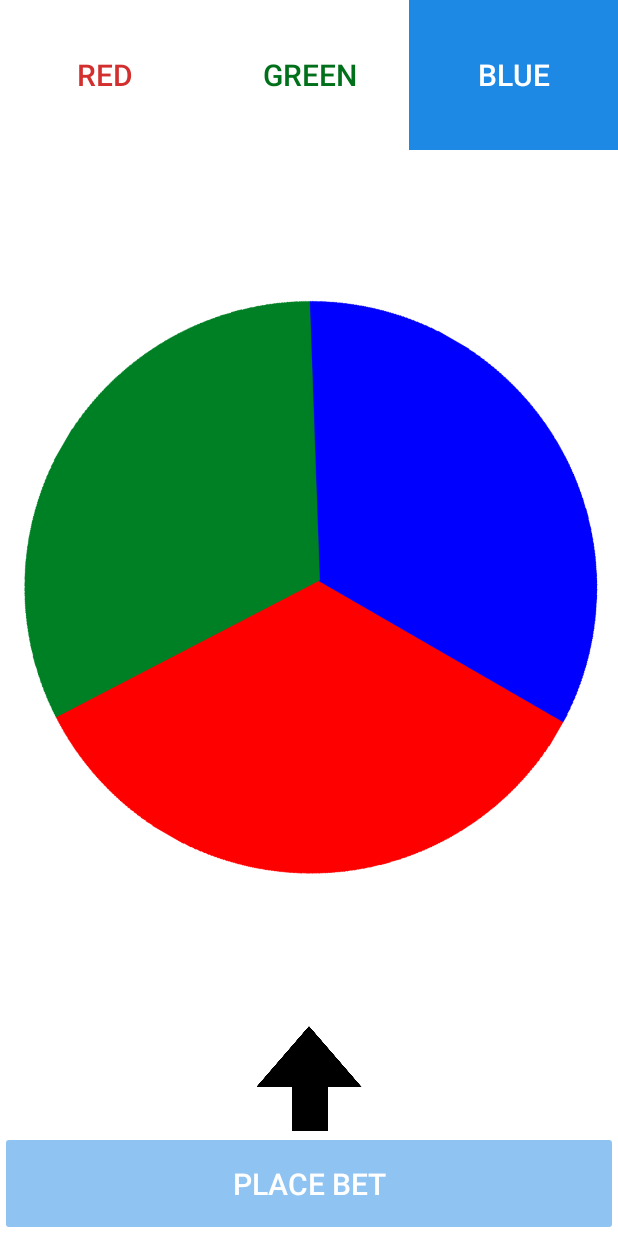
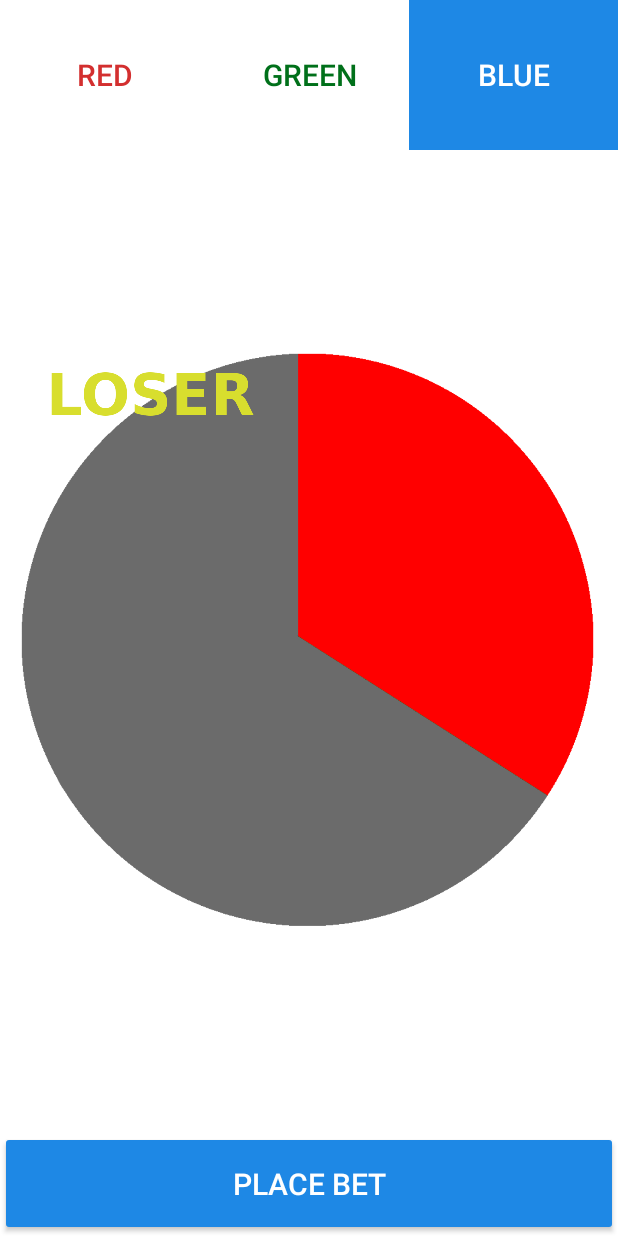
Before and after one commit to dviruri/HackWeek, an Android app: the MainActivity screen opened directly, with no data from a screen before it, after a tap on "PLACE BET", on a phone screen of 412 x 824 dp. Run offline under Robolectric (Android 15) with nearby library versions, the phone set to English and light mode, and no system bars; 3 statements that could not run were skipped; 3 other taps on this screen came first.

Commit message:
Final Version 1.2

```diff
--- a/app/src/main/java/com/microfocus/gamblebuddy/MainActivity.java
+++ b/app/src/main/java/com/microfocus/gamblebuddy/MainActivity.java
@@ -6,33 +6,39 @@ import android.bluetooth.BluetoothDevice;
 import android.bluetooth.BluetoothSocket;
 import android.content.DialogInterface;
 import android.content.Intent;
-import android.graphics.Bitmap;
-import android.graphics.BitmapFactory;
+import android.media.AudioManager;
+import android.media.SoundPool;
 import android.os.AsyncTask;
 import android.os.Bundle;
 import android.support.v7.app.AlertDialog;
 import android.support.v7.app.AppCompatActivity;
-import android.view.LayoutInflater;
 import android.view.View;
-import android.view.Window;
 import android.view.animation.Animation;
 import android.view.animation.AnimationUtils;
 import android.widget.Button;
 import android.widget.ImageView;
-import android.widget.LinearLayout;
 
 import java.io.InputStream;
 import java.io.OutputStream;
 import java.util.Set;
 import java.util.UUID;
 
-import static java.lang.Thread.sleep;
-
 public class MainActivity extends AppCompatActivity {
 
 
-private int[] _alertDialogs = new int[] {R.layout.winner_dialog_red,R.layout.winner_dialog_green,R.layout.winner_dialog_blue,R.layout.loser_dialog_red,R.layout.loser_dialog_green,R.layout.loser_dialog_blue};
-private int[] _results = new int[] {R.drawable.winner_red,R.drawable.winner_green,R.drawable.winner_blue,R.drawable.loser_red,R.drawable.loser_green,R.drawable.loser_blue};
+    // Helpful Constants
+    private final int NR_OF_SIMULTANEOUS_SOUNDS = 1;
+    private final float LEFT_VOLUME = 1.0f;
+    private final float RIGHT_VOLUME = 1.0f;
+    private final int NO_LOOP = 0;
+    private final int PRIORITY = 0;
+    private final float NORMAL_PLAY_RATE = 1.0f;
+
+    private SoundPool mSoundPool;
+    private int winSoundId;
+    private int loseSoundId;
+
+    private int[] _results = new int[]{R.drawable.red,R.drawable.green,R.drawable.blue};
 private int selected = -1;
 private Button[] buttons ;
 private int[] colors;
@@ -41,6 +47,9 @@ private static final UUID BTMODULEUUID = UUID.fromString("00001101-0000-1000-800
     BluetoothSocket mmSocket;
     private int selectedDevice;
     private Button gambleButton;
+    ProgressDialog progressDialog;
+    int winner;
+    private ImageView resultText;
 
 
     @Override
@@ -54,11 +63,17 @@ private static final UUID BTMODULEUUID = UUID.fromString("00001101-0000-1000-800
         buttons = new Button[] {(Button)findViewById(R.id.redButton),(Button)findViewById(R.id.greenButton),(Button)findViewById(R.id.blueButton)};
         colors = new int[] {getResources().getColor(R.color.red),getResources().getColor(R.color.green),getResources().getColor(R.color.blue)};
 
+        resultText = (ImageView)findViewById(R.id.resultText);
 
+        resultText.setVisibility(View.GONE);
         gambleButton = (Button)findViewById(R.id.gampleButton);
         gambleButton.setEnabled(true);
         gambleButton.setClickable(true);
         gambleButton.setAlpha(1);
+
+        mSoundPool = new SoundPool(NR_OF_SIMULTANEOUS_SOUNDS,AudioManager.STREAM_MUSIC,0);
+        winSoundId = mSoundPool.load(getApplicationContext(),R.raw.winner,1);
+        loseSoundId = mSoundPool.load(getApplicationContext(),R.raw.loser,1);
     }
 
     private void resetButtons(int index)
@@ -95,6 +110,9 @@ private static final UUID BTMODULEUUID = UUID.fromString("00001101-0000-1000-800
             gambleButton.setEnabled(false);
             gambleButton.setClickable(false);
             gambleButton.setAlpha(0.5f);
+            resultText.setVisibility(View.GONE);
+            final ImageView img = (ImageView) findViewById(R.id.result);
+            img.setImageResource(R.drawable.unknown);
             new GambleAsyncTask().execute();
         }
         else
@@ -113,9 +131,8 @@ private static final UUID BTMODULEUUID = UUID.fromString("00001101-0000-1000-800
 
     }
 
-    ProgressDialog progressDialog;
-    int winner;
 
+    /*
         private void Reset()
         {
             final ImageView img = (ImageView) findViewById(R.id.result);
@@ -165,13 +182,13 @@ private static final UUID BTMODULEUUID = UUID.fromString("00001101-0000-1000-800
                 }
             });
         }
-
+    */
     private class GambleAsyncTask extends AsyncTask<Void, Void, Void> {
         @Override
         protected void onPreExecute() {
-       /*     progressDialog = new ProgressDialog(MainActivity.this);
-            progressDialog.setMessage("Please wait...");
-            progressDialog.show(); */
+            progressDialog = new ProgressDialog(MainActivity.this);
+            progressDialog.setMessage("Spin in Progress...");
+            progressDialog.show();  /*
             try
             {
                 Animation rotate = AnimationUtils.loadAnimation(MainActivity.this, R.anim.rotate_image);
@@ -265,7 +282,7 @@ private static final UUID BTMODULEUUID = UUID.fromString("00001101-0000-1000-800
             } catch (Exception e)
             {
 
-            }
+            }  */
             super.onPreExecute();
         }
 
@@ -285,12 +302,29 @@ private static final UUID BTMODULEUUID = UUID.fromString("00001101-0000-1000-800
         }
 
         protected void onPostExecute(Void result) {
+            final ImageView img = (ImageView) findViewById(R.id.result);
+            img.setImageResource(_results[winner]);
+            if (progressDialog.isShowing()) progressDialog.dismiss();
+            if (winner == selected) {
+                resultText.setImageResource(R.drawable.winner22);
+            } else {
+                resultText.setImageResource(R.drawable.loser22);
+            }
+            resultText.setVisibility(View.VISIBLE);
+            gambleButton.setAlpha(1);
+            gambleButton.setEnabled(true);
+            gambleButton.setClickable(true);
+            Animation pulse = AnimationUtils.loadAnimation(MainActivity.this, R.anim.pulse);
+            resultText.startAnimation(pulse);
 
-          /*  if (winner == selected) {
-                img.setImageResource(R.drawable.winner);
+            if (winner == selected) {
+                mSoundPool.play(winSoundId,LEFT_VOLUME,RIGHT_VOLUME,PRIORITY,NO_LOOP,NORMAL_PLAY_RATE);
             } else {
-                img.setImageResource(R.drawable.loser);
-            } */
+                mSoundPool.play(loseSoundId,LEFT_VOLUME,RIGHT_VOLUME,PRIORITY,NO_LOOP,NORMAL_PLAY_RATE);
+            }
+
+
+
 
             //move activity
             super.onPostExecute(result);
@@ -315,7 +349,7 @@ private static final UUID BTMODULEUUID = UUID.fromString("00001101-0000-1000-800
             try {
                 mmSocket = bt.createInsecureRfcommSocketToServiceRecord(BTMODULEUUID);
                 mmSocket.connect();
-                Thread.sleep(3000);
+                Thread.sleep(1500);
             }
             catch (Exception e)
             {
--- /dev/null
+++ b/app/src/main/res/anim/pulse.xml
@@ -0,0 +1,10 @@
+<scale xmlns:android="http://schemas.android.com/apk/res/android"
+    android:duration="300"
+    android:fromXScale="1"
+    android:fromYScale="1"
+    android:pivotX="50%"
+    android:pivotY="50%"
+    android:repeatCount="15"
+    android:repeatMode="reverse"
+    android:toXScale="0.5"
+    android:toYScale="0.5" />
--- a/app/src/main/res/layout/activity_main.xml
+++ b/app/src/main/res/layout/activity_main.xml
@@ -58,20 +58,32 @@
         android:layout_width="0dp"
         android:layout_height="0dp"
         android:scaleType="centerInside"
-        app:layout_constraintBottom_toTopOf="@id/arrow"
+        app:layout_constraintBottom_toTopOf="@id/gampleButton"
         app:layout_constraintStart_toStartOf="parent"
         app:layout_constraintEnd_toEndOf="parent"
         app:layout_constraintTop_toBottomOf="@id/linear"
-        app:srcCompat="@drawable/red" />
+        app:srcCompat="@drawable/unknown" />
 
     <ImageView
+        android:id="@+id/resultText"
+        android:layout_width="0dp"
+        android:layout_height="0dp"
+        android:scaleType="centerInside"
+        app:layout_constraintBottom_toTopOf="@id/gampleButton"
+        app:layout_constraintStart_toStartOf="parent"
+        app:layout_constraintEnd_toEndOf="parent"
+        app:layout_constraintTop_toBottomOf="@id/linear"
+        app:srcCompat="@drawable/winner22"
+        android:visibility="gone"/>
+
+  <!--  <ImageView
         android:id="@+id/arrow"
         android:layout_width="match_parent"
         android:layout_height="70dp"
         android:layout_marginBottom="-70dp"
         app:layout_constraintTop_toBottomOf="@id/result"
         app:layout_constraintBottom_toTopOf="@id/gampleButton"
-        android:src="@drawable/arrow_up"/>
+        android:src="@drawable/arrow_up"/> -->
 
     <Button
         android:id="@+id/gampleButton"
```
Also changed, not shown: app/src/main/res/drawable/arrow_up.png, app/src/main/res/drawable/blue.png, app/src/main/res/drawable/green.png, app/src/main/res/drawable/loser22.png (added), app/src/main/res/drawable/red.png, app/src/main/res/drawable/unknown.png, app/src/main/res/drawable/winner22.png (added), 4 other files. Lines whose indentation alone changed are shown as unchanged.
